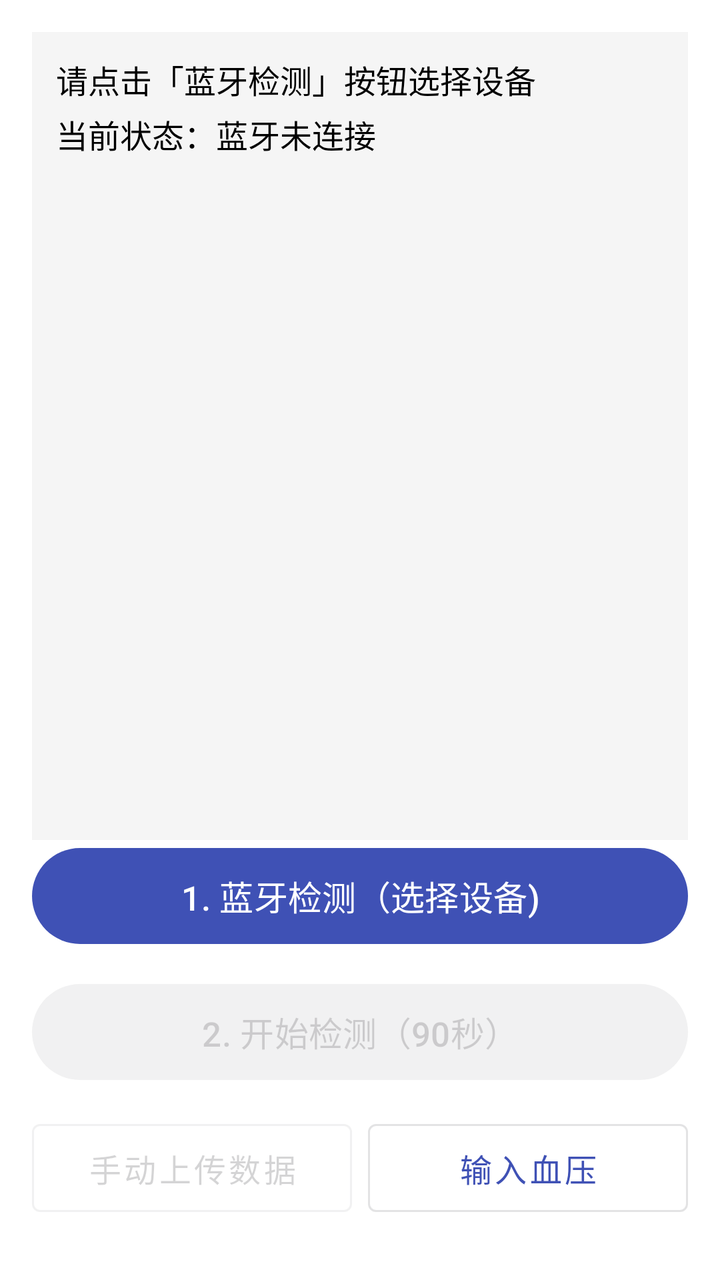
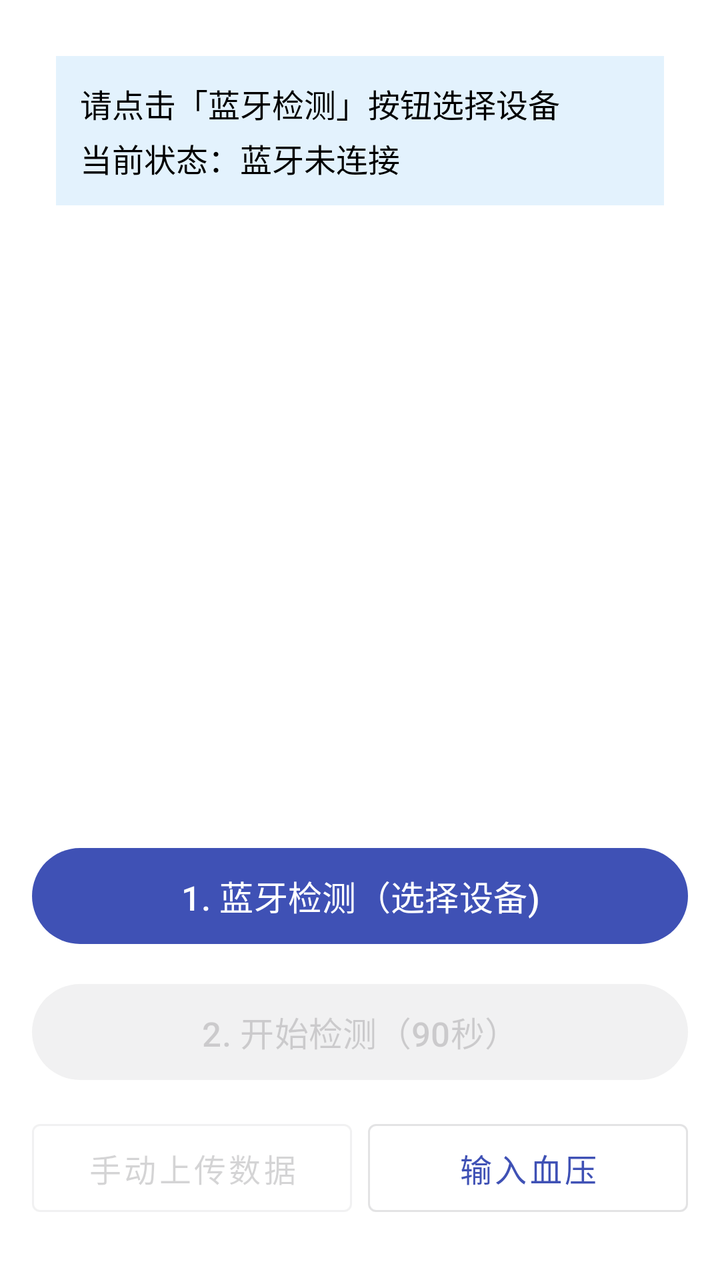

Before-and-after screenshots of an Android layout around one commit, followed by the original layout XML and the change that was made.
<!-- AndroidManifest.xml: application theme Theme.MyApplication -->
<!-- res/layout/activity_main.xml -->
<?xml version="1.0" encoding="utf-8"?>
<FrameLayout xmlns:android="http://schemas.android.com/apk/res/android"
    xmlns:app="http://schemas.android.com/apk/res-auto"
    android:layout_width="match_parent"
    android:layout_height="match_parent"
    android:background="@color/white">

    
    <androidx.camera.view.PreviewView
        android:id="@+id/preview_view"
        android:layout_width="match_parent"
        android:layout_height="match_parent"
        android:visibility="gone" />

    <com.google.android.material.button.MaterialButton
        android:id="@+id/btn_exit_preview"
        android:layout_width="wrap_content"
        android:layout_height="wrap_content"
        android:layout_gravity="top|start"
        android:layout_margin="16dp"
        android:text="返回"
        android:textColor="@android:color/white"
        app:backgroundTint="#80000000"
        android:paddingLeft="12dp"
        android:paddingRight="12dp"
        android:visibility="gone" />
    
    <TextView
        android:id="@+id/tv_countdown"
        android:layout_width="wrap_content"
        android:layout_height="wrap_content"
        android:layout_gravity="top|center_horizontal"
        android:layout_marginTop="16dp"
        android:background="#80000000"
        android:paddingLeft="16dp"
        android:paddingRight="16dp"
        android:paddingTop="8dp"
        android:paddingBottom="8dp"
        android:text="90"
        android:textColor="@android:color/white"
        android:textSize="24sp"
        android:textStyle="bold"
        android:visibility="gone" />

    
    <LinearLayout
        android:id="@+id/layout_control"
        android:layout_width="match_parent"
        android:layout_height="match_parent"
        android:orientation="vertical"
        android:padding="16dp">

        
        <ScrollView
            android:layout_width="match_parent"
            android:layout_height="0dp"
            android:layout_weight="1"
            android:fillViewport="true">
            <TextView
                android:id="@+id/tv_status"
                android:layout_width="match_parent"
                android:layout_height="wrap_content"
                android:text="请点击「蓝牙检测」按钮选择设备\n当前状态：蓝牙未连接"
                android:textSize="16sp"
                android:textColor="@android:color/black"
                android:lineSpacingExtra="4dp"
                android:padding="12dp"
                android:background="#F5F5F5"
                android:layout_marginBottom="16dp" />
        </ScrollView>


        
        <LinearLayout
            android:layout_width="match_parent"
            android:layout_height="wrap_content"
            android:orientation="vertical">
            <com.google.android.material.button.MaterialButton
                android:id="@+id/btn_bluetooth_detect"
                android:layout_width="match_parent"
                android:layout_height="56dp"
                android:text="1. 蓝牙检测（选择设备)"
                android:textSize="17sp"
                android:layout_marginBottom="12dp" />
            <com.google.android.material.button.MaterialButton
                android:id="@+id/btn_start_detection"
                android:layout_width="match_parent"
                android:layout_height="56dp"
                android:text="2. 开始检测（90秒）"
                android:textSize="17sp"
                android:enabled="false"
                android:alpha="0.5"
                android:layout_marginBottom="12dp" />
            
            <LinearLayout
                android:layout_width="match_parent"
                android:layout_height="56dp"
                android:orientation="horizontal"
                android:layout_marginBottom="12dp">

                <com.google.android.material.button.MaterialButton
                    android:id="@+id/btn_manual_upload"
                    android:layout_width="0dp"
                    android:layout_height="match_parent"
                    android:layout_weight="1"
                    android:text="手动上传数据"
                    android:textSize="16sp"
                    android:enabled="false"
                    android:alpha="0.5"
                    style="@style/Widget.MaterialComponents.Button.OutlinedButton" />

                <com.google.android.material.button.MaterialButton
                    android:id="@+id/btn_input_blood_pressure"
                    android:layout_width="0dp"
                    android:layout_height="match_parent"
                    android:layout_weight="1"
                    android:text="输入血压"
                    android:textSize="16sp"
                    android:layout_marginStart="8dp"
                    style="@style/Widget.MaterialComponents.Button.OutlinedButton" />

            </LinearLayout>


            <ProgressBar
                android:id="@+id/progress_upload"
                style="?android:attr/progressBarStyleHorizontal"
                android:layout_width="match_parent"
                android:layout_height="8dp"
                android:max="100"
                android:progress="0"
                android:visibility="gone"
                android:layout_marginTop="8dp" />
            <TextView
                android:id="@+id/tv_upload_progress"
                android:layout_width="match_parent"
                android:layout_height="wrap_content"
                android:text=""
                android:textSize="14sp"
                android:gravity="center"
                android:visibility="gone" />


        </LinearLayout>
    </LinearLayout>
</FrameLayout>
<!-- resources referenced by this layout -->
<resources>
  <color name="white">#FFFFFF</color>
  <style name="Theme.MyApplication" parent="Base.Theme.MyApplication" />
  <style name="Base.Theme.MyApplication" parent="Theme.Material3.DayNight.NoActionBar">
          
          <item name="colorPrimary">@color/colorPrimary</item>         
          <item name="colorPrimaryContainer">@color/colorPrimaryContainer</item> 
          <item name="colorSecondary">@color/colorAccent</item>       
          <item name="colorSecondaryContainer">@color/colorAccentContainer</item> 
          <item name="colorOnPrimary">@color/white</item>             
          <item name="colorOnSecondary">@color/white</item>           
  
          
          <item name="materialButtonStyle">@style/Widget.Material3.Button</item>
      </style>
  <color name="colorPrimary">#3F51B5</color>
  <color name="colorPrimaryContainer">#C5CAE9</color>
  <color name="colorAccent">#FF4081</color>
  <color name="colorAccentContainer">#FFCCE5</color>
</resources>

<!-- the commit's change to res/layout/activity_main.xml (unified diff, before → after) -->
@@ -56,17 +56,70 @@
             android:layout_height="0dp"
             android:layout_weight="1"
             android:fillViewport="true">
-            <TextView
-                android:id="@+id/tv_status"
+
+            <LinearLayout
                 android:layout_width="match_parent"
                 android:layout_height="wrap_content"
-                android:text="请点击「蓝牙检测」按钮选择设备\n当前状态：蓝牙未连接"
-                android:textSize="16sp"
-                android:textColor="@android:color/black"
-                android:lineSpacingExtra="4dp"
-                android:padding="12dp"
-                android:background="#F5F5F5"
-                android:layout_marginBottom="16dp" />
+                android:orientation="vertical"
+                android:padding="12dp">
+
+                
+                <TextView
+                    android:id="@+id/tv_bluetooth_status"
+                    android:layout_width="match_parent"
+                    android:layout_height="wrap_content"
+                    android:text="请点击「蓝牙检测」按钮选择设备\n当前状态：蓝牙未连接"
+                    android:textSize="16sp"
+                    android:textColor="@android:color/black"
+                    android:lineSpacingExtra="4dp"
+                    android:background="#E3F2FD"
+                    android:padding="12dp"
+                    android:layout_marginBottom="8dp" />
+
+                
+                <TextView
+                    android:id="@+id/tv_blood_pressure_status"
+                    android:layout_width="match_parent"
+                    android:layout_height="wrap_content"
+                    android:text=""
+                    android:textSize="16sp"
+                    android:textColor="@android:color/black"
+                    android:lineSpacingExtra="4dp"
+                    android:background="#F3E5F5"
+                    android:padding="12dp"
+                    android:layout_marginBottom="8dp"
+                    android:visibility="gone" />
+
+                
+                <TextView
+                    android:id="@+id/tv_detection_result"
+                    android:layout_width="match_parent"
+                    android:layout_height="wrap_content"
+                    android:text=""
+                    android:textSize="16sp"
+                    android:textColor="@android:color/black"
+                    android:lineSpacingExtra="4dp"
+                    android:background="#F1F8E9"
+                    android:padding="12dp"
+                    android:layout_marginBottom="8dp"
+                    android:visibility="gone" />
+
+                
+                <TextView
+                    android:id="@+id/tv_upload_and_end"
+                    android:layout_width="match_parent"
+                    android:layout_height="wrap_content"
+                    android:text=""
+                    android:textSize="16sp"
+                    android:textColor="@android:color/black"
+                    android:lineSpacingExtra="4dp"
+                    android:background="#FFF3E0"
+                    android:padding="12dp"
+                    android:layout_marginBottom="8dp"
+                    android:visibility="gone" />
+
+            </LinearLayout>
+
         </ScrollView>
 
 
@@ -122,25 +175,66 @@
             </LinearLayout>
 
 
-            <ProgressBar
-                android:id="@+id/progress_upload"
-                style="?android:attr/progressBarStyleHorizontal"
-                android:layout_width="match_parent"
-                android:layout_height="8dp"
-                android:max="100"
-                android:progress="0"
-                android:visibility="gone"
-                android:layout_marginTop="8dp" />
-            <TextView
-                android:id="@+id/tv_upload_progress"
-                android:layout_width="match_parent"
-                android:layout_height="wrap_content"
-                android:text=""
-                android:textSize="14sp"
-                android:gravity="center"
-                android:visibility="gone" />
+
+
+
+
+
+
+
+
+
+
+
+
+
+
+
+
+
 
 
         </LinearLayout>
     </LinearLayout>
+    
+    
+    <LinearLayout
+        android:id="@+id/upload_overlay"
+        android:layout_width="match_parent"
+        android:layout_height="match_parent"
+        android:background="#80000000"
+        android:clickable="true"
+        android:focusable="true"
+        android:visibility="gone"
+        android:gravity="center"
+        android:orientation="vertical"
+        android:padding="32dp">
+
+        <TextView
+            android:id="@+id/tv_uploading_hint"
+            android:layout_width="wrap_content"
+            android:layout_height="wrap_content"
+            android:text="上传中，请稍候..."
+            android:textColor="@android:color/white"
+            android:textSize="18sp"
+            android:layout_marginBottom="16dp" />
+
+        <ProgressBar
+            android:id="@+id/progress_upload"
+            style="?android:attr/progressBarStyleHorizontal"
+            android:layout_width="240dp"
+            android:layout_height="8dp"
+            android:max="100"
+            android:progress="0"
+            android:layout_marginBottom="8dp" />
+
+        <TextView
+            android:id="@+id/tv_upload_progress"
+            android:layout_width="wrap_content"
+            android:layout_height="wrap_content"
+            android:text="0%"
+            android:textColor="@android:color/white"
+            android:textSize="14sp" />
+
+    </LinearLayout>
 </FrameLayout>
